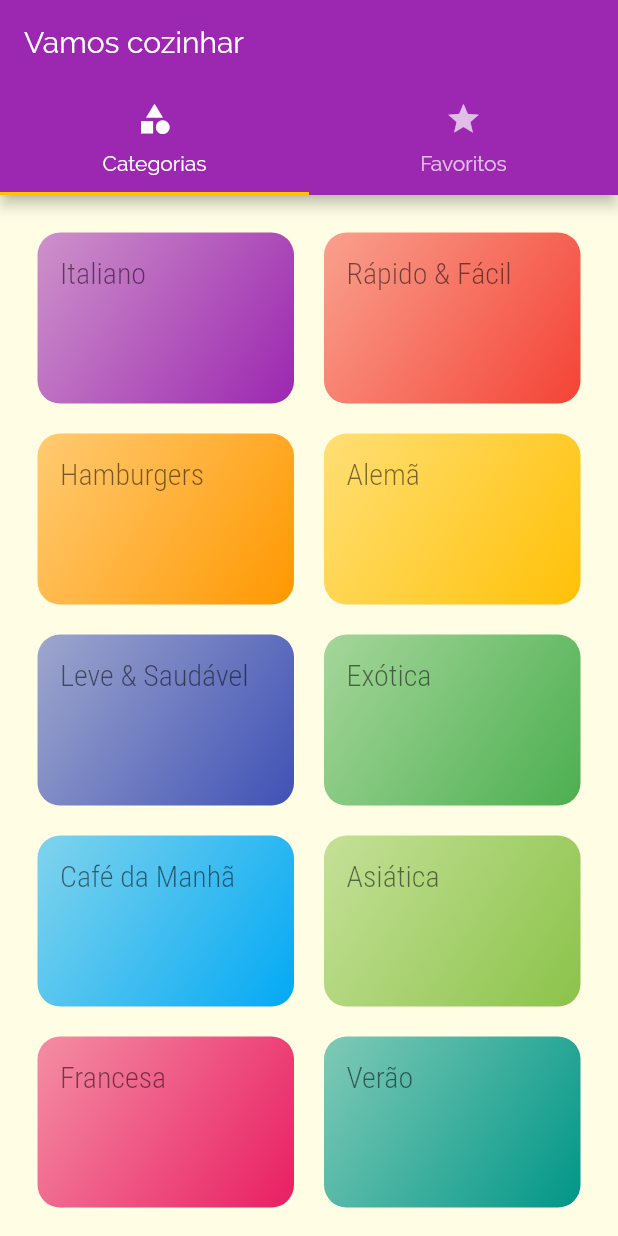
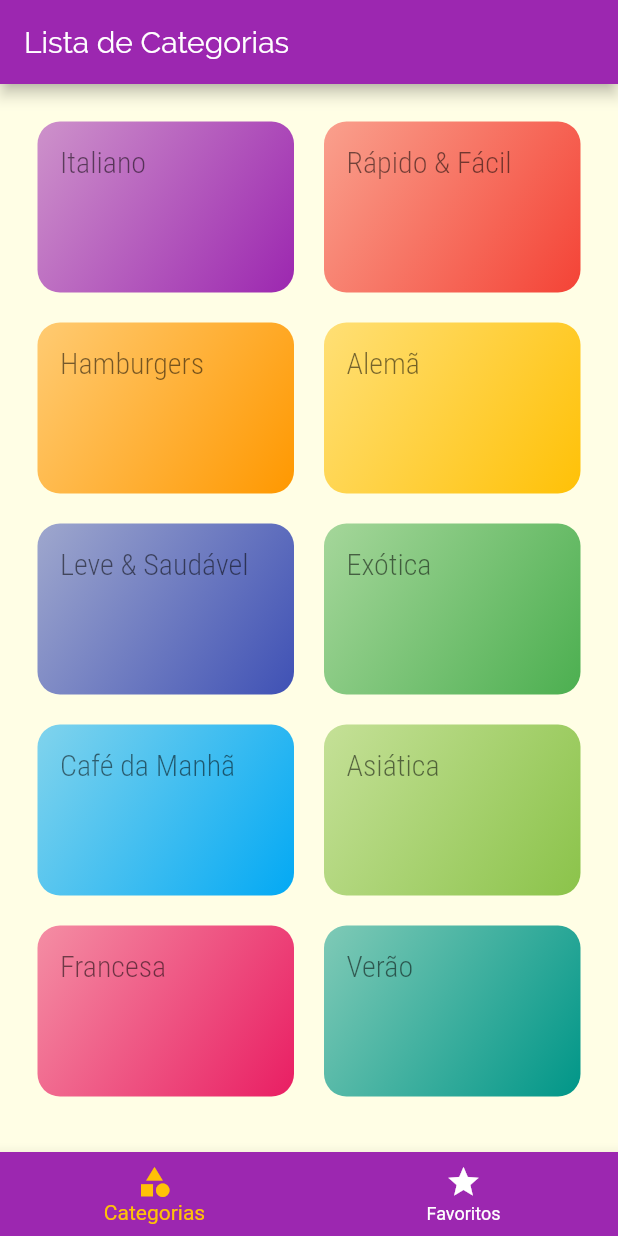
Before and after one commit to ferreirajose/meals, a Flutter app: the screen it shows after launch, on a phone screen of 412 x 824 dp. Run offline on Flutter 3.47's test engine with Material 2 defaults, Android fonts, the phone set to English and light mode, and no system bars.

Commit message:
refatorando tela de tabs add estado para controlar os index das tabs utilizando o component BottoNavigationBarItem para criar as tabs add titulo dinamico nas paginas

```diff
--- a/lib/screens/tabs_screen.dart
+++ b/lib/screens/tabs_screen.dart
@@ -2,32 +2,75 @@ import 'package:flutter/material.dart';
 import 'package:meals/screens/categories_screen.dart';
 import 'package:meals/screens/favorite_screen.dart';
 
-class TabsScreen extends StatelessWidget {
+class TabsScreen extends StatefulWidget {
+  // @override
+  // Widget build(BuildContext context) {
+  //   return DefaultTabController(
+  //     length: 2, // informando a quantidade de tabs
+  //     child: Scaffold(
+  //       appBar: AppBar(
+  //         title: Text('Vamos cozinhar'),
+  //         bottom: TabBar(tabs: [
+  //           Tab(
+  //             icon: Icon(Icons.category),
+  //             text: 'Categorias',
+  //           ),
+  //           Tab(
+  //             icon: Icon(Icons.star),
+  //             text: 'Favoritos',
+  //           )
+  //         ]),
+  //       ),
+  //       body: TabBarView(
+  //         children: [
+  //           CategoriesScreen(),
+  //           FavoriteScreen(),
+  //         ],
+  //       ),
+  //     ),
+  //   );
+  // }
+
+  @override
+  _TabsScreenState createState() => _TabsScreenState();
+}
+
+class _TabsScreenState extends State<TabsScreen> {
+  int _selectedScreenIndex = 0;
+  final List<Map<String, Object>> _screen = [
+    {'title': 'Lista de Categorias', 'screen': CategoriesScreen()},
+    {'title': 'Meus Favoritos', 'screen': FavoriteScreen()}
+  ];
+
+  _selectScreen(int index) {
+    setState(() {
+      _selectedScreenIndex = index;
+    });
+  }
+
   @override
   Widget build(BuildContext context) {
-    return DefaultTabController(
-      length: 2, // informando a quantidade de tabs
-      child: Scaffold(
-        appBar: AppBar(
-          title: Text('Vamos cozinhar'),
-          bottom: TabBar(tabs: [
-            Tab(
+    return Scaffold(
+      appBar: AppBar(
+        title: Text(_screen[_selectedScreenIndex]['title']),
+      ),
+      body: _screen[_selectedScreenIndex]['screen'],
+      bottomNavigationBar: BottomNavigationBar(
+          onTap: _selectScreen,
+          backgroundColor: Theme.of(context).primaryColor,
+          unselectedItemColor: Colors.white,
+          selectedItemColor: Theme.of(context).accentColor,
+          currentIndex: _selectedScreenIndex,
+          items: [
+            BottomNavigationBarItem(
               icon: Icon(Icons.category),
-              text: 'Categorias',
+              title: Text('Categorias'),
             ),
-            Tab(
+            BottomNavigationBarItem(
               icon: Icon(Icons.star),
-              text: 'Favoritos',
+              title: Text('Favoritos'),
             )
           ]),
-        ),
-        body: TabBarView(
-          children: [
-            CategoriesScreen(),
-            FavoriteScreen(),
-          ],
-        ),
-      ),
     );
   }
 }
```
